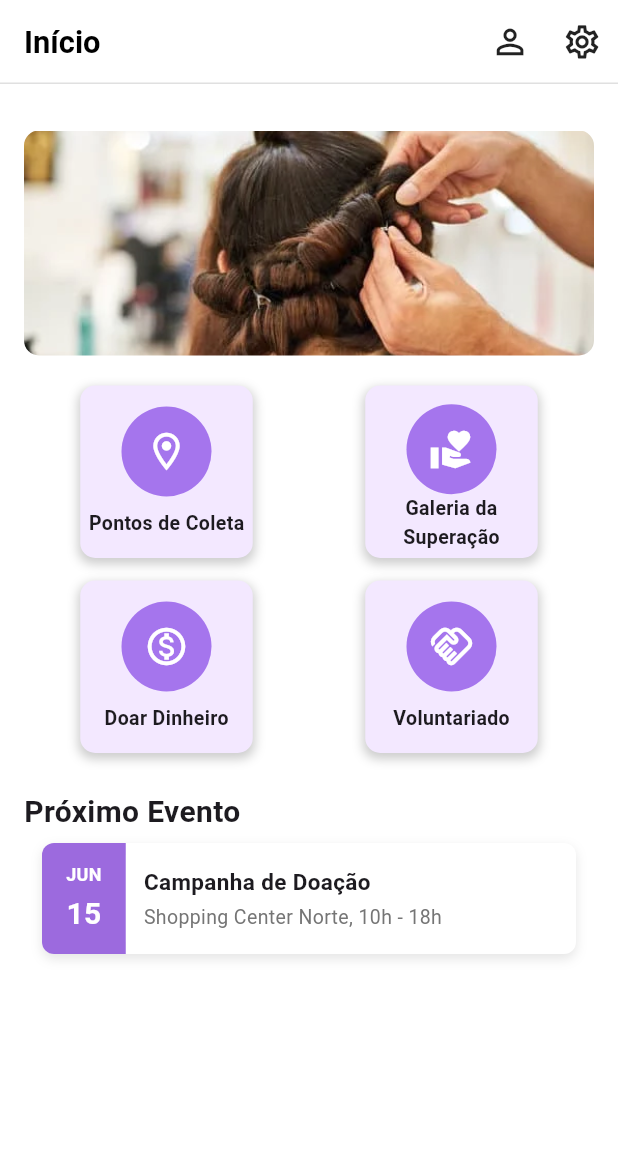
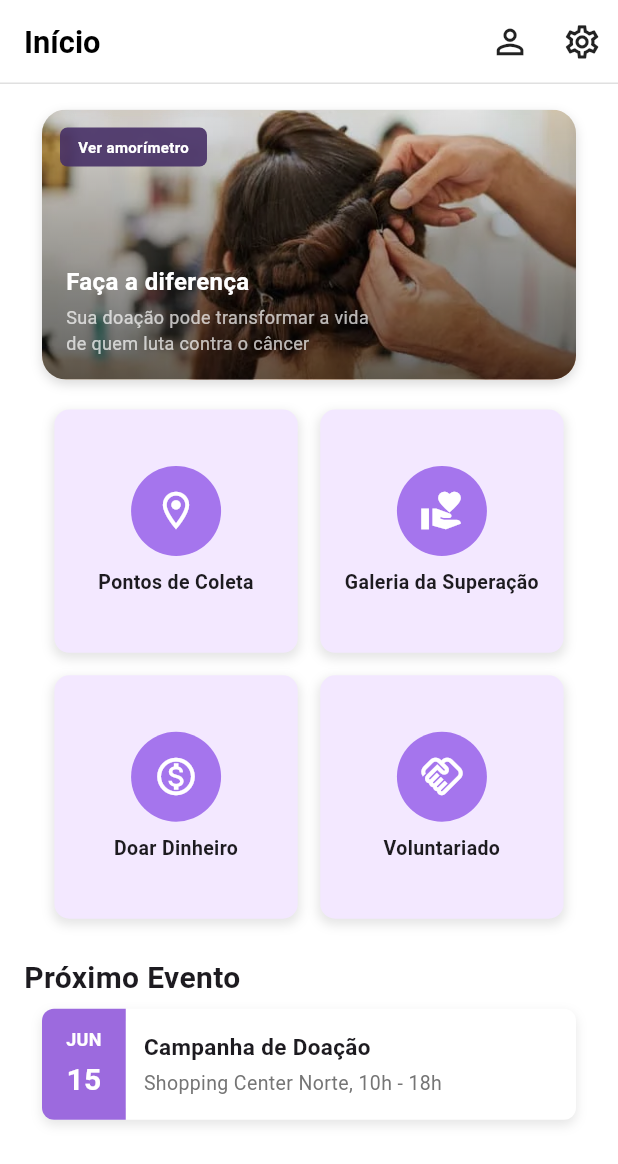
Before and after one commit to Arthur-Sto/Hair4Hope_MOBILE, a Flutter app: the HomePage screen opened by its route, on a phone screen of 412 x 824 dp. Shown: the top 1164 px of the screen. Run offline on Flutter 3.47's test engine with Material 3 defaults, Android fonts, the light colour scheme and no system bars.

Commit message:
Responsive Fix

```diff
--- a/lib/pages/home_page.dart
+++ b/lib/pages/home_page.dart
@@ -8,43 +8,32 @@ class HomePage extends StatelessWidget {
 
   @override
   Widget build(BuildContext context) {
+
     return Scaffold(
       appBar: MyAppBar(
         key: key,
         titleText: 'Início',
       ),
       body: Padding(
-        padding: const EdgeInsets.all(16.0),
-        child: Column(
+        padding: const EdgeInsets.symmetric(
+          horizontal: 16.0,
+        ),
+        child: ListView(
+          // Usar ListView para evitar overflow em telas pequenas
           children: [
-            const SizedBox(height: 15),
-            Container(
-              width: double.infinity,
-              height: 150,
-              clipBehavior: Clip.antiAlias,
-              decoration: BoxDecoration(
-                borderRadius:
-                    BorderRadius.circular(10),
-              ),
-              child: Image.asset(
-                'assets/images/fotohome.webp',
-                fit: BoxFit.cover,
-              ),
-            ),
-            SizedBox(height: 20),
-            QuickAcess(),
-            SizedBox(height: 25),
-            Container(
-              width: double.infinity,
-              child: Text(
+            const SizedBox(height: 5),
+            DonationCard(),
+            const SizedBox(height: 8),
+            const QuickAcess(),
+            const SizedBox(height: 25),
+            Text(
               'Próximo Evento',
               style: TextStyle(
                 fontSize: 20,
                 fontWeight: FontWeight.bold,
               ),
             ),
-            ),
-            EventCard(
+            const EventCard(
               month: "JUN",
               day: "15",
               title: "Campanha de Doação",
@@ -65,21 +54,71 @@ class QuickAcess extends StatelessWidget {
   Widget build(BuildContext context) {
     return Column(
       children: [
-        Row(
-          mainAxisAlignment:
-              MainAxisAlignment.spaceAround,
+        _buildQuickAccessRow(
+          context,
+          icon1: Icons.location_on_outlined,
+          text1: 'Pontos de Coleta',
+          icon2: Icons.volunteer_activism,
+          text2: 'Galeria da Superação',
+        ),
+        const SizedBox(height: 15),
+        _buildQuickAccessRow(
+          context,
+          icon1: Icons.monetization_on_outlined,
+          text1: 'Doar Dinheiro',
+          icon2: Icons.handshake_outlined,
+          text2: 'Voluntariado',
+        ),
+      ],
+    );
+  }
+  Widget _buildQuickAccessRow(
+    BuildContext context, {
+    required IconData icon1,
+    required String text1,
+    required IconData icon2,
+    required String text2,
+  }) {
+    return Row(
       children: [
-            Container(
-              width: 115,
-              height: 115,
+        const Spacer(flex: 1),
+        Flexible(
+          flex: 8,
+          child: _buildQuickAccessCard(
+            icon: icon1,
+            text: text1,
+          ),
+        ),
+        const SizedBox(width: 15),
+        Flexible(
+          flex: 8,
+          child: _buildQuickAccessCard(
+            icon: icon2,
+            text: text2,
+          ),
+        ),
+        const Spacer(flex: 1),
+      ],
+    );
+  }
+
+  Widget _buildQuickAccessCard({
+    required IconData icon,
+    required String text,
+  }) {
+    return AspectRatio(
+      aspectRatio:
+          1 /
+          1, // Garante que o card seja sempre um quadrado
+      child: Container(
         decoration: BoxDecoration(
-                color: Color(0xFFF3E8FF),
-                borderRadius:
-                    BorderRadius.circular(10),
+          color: const Color(0xFFF3E8FF),
+          borderRadius: BorderRadius.circular(10),
           boxShadow: [
             BoxShadow(
-                    color: Colors.black
-                        .withOpacity(0.2),
+              color: Colors.black.withOpacity(
+                0.1,
+              ),
               spreadRadius: 1,
               blurRadius: 5,
               offset: const Offset(0, 3),
@@ -90,14 +129,12 @@ class QuickAcess extends StatelessWidget {
           mainAxisAlignment:
               MainAxisAlignment.center,
           children: [
-                  QuickAccessIcon(
-                    icon: Icons
-                        .location_on_outlined,
-                  ),
-                  SizedBox(height: 8),
+            QuickAccessIcon(icon: icon),
+            const SizedBox(height: 8),
             Text(
-                    'Pontos de Coleta',
-                    style: TextStyle(
+              text,
+              textAlign: TextAlign.center,
+              style: const TextStyle(
                 fontSize: 13,
                 fontWeight: FontWeight.bold,
               ),
@@ -105,38 +142,104 @@ class QuickAcess extends StatelessWidget {
           ],
         ),
       ),
-            Container(
-              width: 115,
-              height: 115,
+    );
+  }
+}
+
+class DonationCard extends StatelessWidget {
+  const DonationCard({super.key});
+
+  @override
+  Widget build(BuildContext context) {
+    return Container(
+      margin: const EdgeInsets.all(12),
       decoration: BoxDecoration(
-                color: Color(0xFFF3E8FF),
-                borderRadius:
-                    BorderRadius.circular(10),
+        borderRadius: BorderRadius.circular(16),
         boxShadow: [
           BoxShadow(
-                    color: Colors.black
-                        .withOpacity(0.2),
-                    spreadRadius: 1,
-                    blurRadius: 5,
+            color: Colors.black.withOpacity(0.15),
+            blurRadius: 6,
             offset: const Offset(0, 3),
           ),
         ],
       ),
+      child: ClipRRect(
+        borderRadius: BorderRadius.circular(16),
+        child: Stack(
+          children: [
+            // Imagem de fundo (assets)
+            Image.asset(
+              "assets/images/fotohome.webp",
+              fit: BoxFit.cover,
+              width: double.infinity,
+              height: 180,
+            ),
+            Container(
+              height: 180,
+              decoration: BoxDecoration(
+                gradient: LinearGradient(
+                  begin: Alignment.bottomCenter,
+                  end: Alignment.topCenter,
+                  colors: [
+                    Colors.black.withOpacity(0.6),
+                    Colors.black.withOpacity(0.1),
+                  ],
+                ),
+              ),
+            ),
+            Positioned(
+              top: 12,
+              left: 12,
+              child: Container(
+                padding:
+                    const EdgeInsets.symmetric(
+                      horizontal: 12,
+                      vertical: 6,
+                    ),
+                decoration: BoxDecoration(
+                  color: const Color.fromARGB(
+                    230,
+                    71,
+                    48,
+                    102,
+                  ),
+                  borderRadius:
+                      BorderRadius.circular(5),
+                ),
+                child: const Text(
+                  "Ver amorímetro",
+                  style: TextStyle(
+                    color: Colors.white,
+                    fontSize: 10,
+                    fontWeight: FontWeight.bold,
+                  ),
+                ),
+              ),
+            ),
+
+            const Positioned(
+              bottom: 16,
+              left: 16,
+              right: 16,
               child: Column(
-                mainAxisAlignment:
-                    MainAxisAlignment.center,
+                crossAxisAlignment:
+                    CrossAxisAlignment.start,
                 children: [
-                  SizedBox(height: 8),
-                  QuickAccessIcon(
-                    icon:
-                        Icons.volunteer_activism,
+                  Text(
+                    "Faça a diferença",
+                    style: TextStyle(
+                      color: Colors.white,
+                      fontSize: 16,
+                      fontWeight: FontWeight.bold,
                     ),
+                  ),
+                  SizedBox(height: 4),
                   Text(
-                    'Galeria da\nSuperação',
-                    textAlign: TextAlign.center,
+                    "Sua doação pode transformar a vida\n"
+                    "de quem luta contra o câncer",
                     style: TextStyle(
-                      fontSize: 13,
-                      fontWeight: FontWeight.bold,
+                      color: Colors.white70,
+                      fontSize: 12,
                     ),
                   ),
                 ],
@@ -144,89 +247,7 @@ class QuickAcess extends StatelessWidget {
             ),
           ],
         ),
-        const SizedBox(height: 15),
-        Row(
-          mainAxisAlignment:
-              MainAxisAlignment.spaceAround,
-          children: [
-            Container(
-              width: 115,
-              height: 115,
-              decoration: BoxDecoration(
-                color: Color(0xFFF3E8FF),
-                borderRadius:
-                    BorderRadius.circular(10),
-                boxShadow: [
-                  BoxShadow(
-                    color: Colors.black
-                        .withOpacity(0.2),
-                    spreadRadius: 1,
-                    blurRadius: 5,
-                    offset: const Offset(0, 3),
       ),
-                ],
-              ),
-              child: Column(
-                mainAxisAlignment:
-                    MainAxisAlignment.center,
-                children: [
-                  QuickAccessIcon(
-                    icon: Icons
-                        .monetization_on_outlined,
-                  ),
-                  SizedBox(height: 8),
-                  Text(
-                    'Doar Dinheiro',
-                    style: TextStyle(
-                      fontSize: 13,
-                      fontWeight: FontWeight.bold,
-                    ),
-                  ),
-                ],
-              ),
-            ),
-            Container(
-              width: 115,
-              height: 115,
-              decoration: BoxDecoration(
-                color: Color(0xFFF3E8FF),
-                borderRadius:
-                    BorderRadius.circular(10),
-                boxShadow: [
-                  BoxShadow(
-                    color: Colors.black
-                        .withOpacity(0.2),
-                    spreadRadius: 1,
-                    blurRadius: 5,
-                    offset: const Offset(
-                      0,
-                      3,
-                    ), // Posição da sombra (horizontal, vertical)
-                  ),
-                ],
-              ),
-              child: Column(
-                mainAxisAlignment:
-                    MainAxisAlignment.center,
-                children: [
-                  QuickAccessIcon(
-                    icon:
-                        Icons.handshake_outlined,
-                  ),
-                  SizedBox(height: 8),
-                  Text(
-                    'Voluntariado',
-                    style: TextStyle(
-                      fontSize: 13,
-                      fontWeight: FontWeight.bold,
-                    ),
-                  ),
-                ],
-              ),
-            ),
-          ],
-        ),
-      ],
     );
   }
 }
```
Lines whose indentation alone changed are shown as unchanged.
